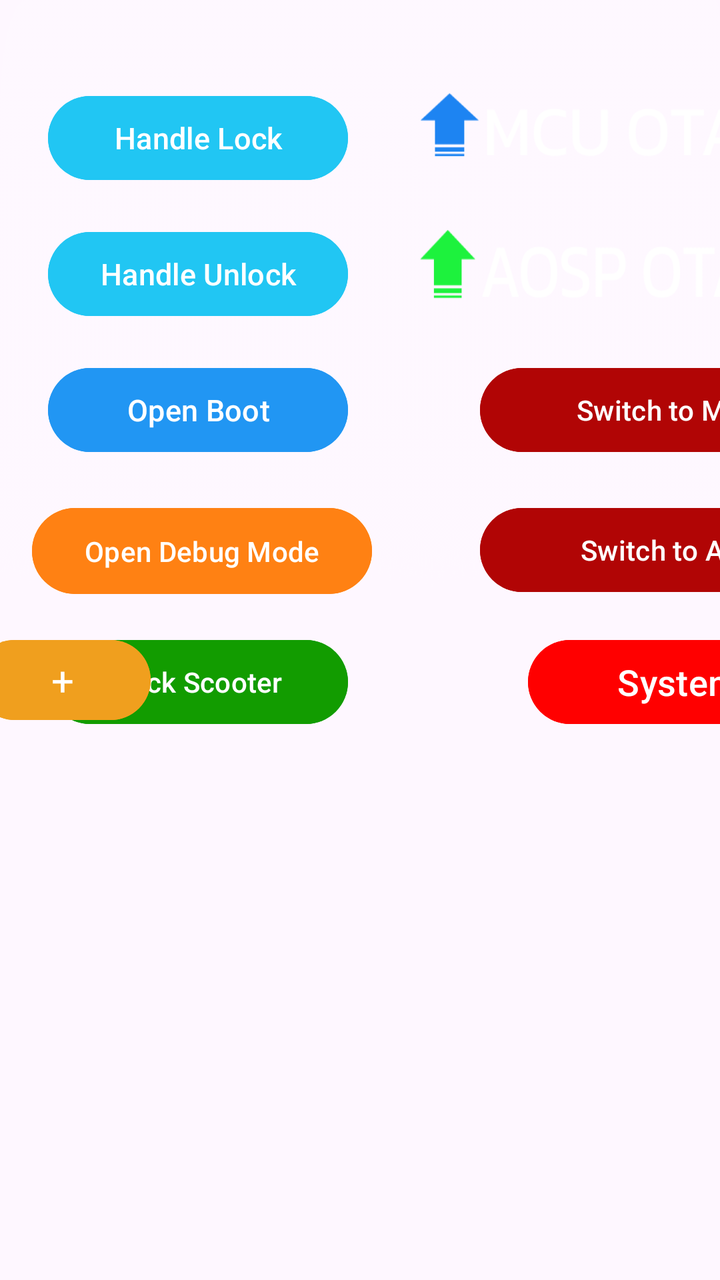
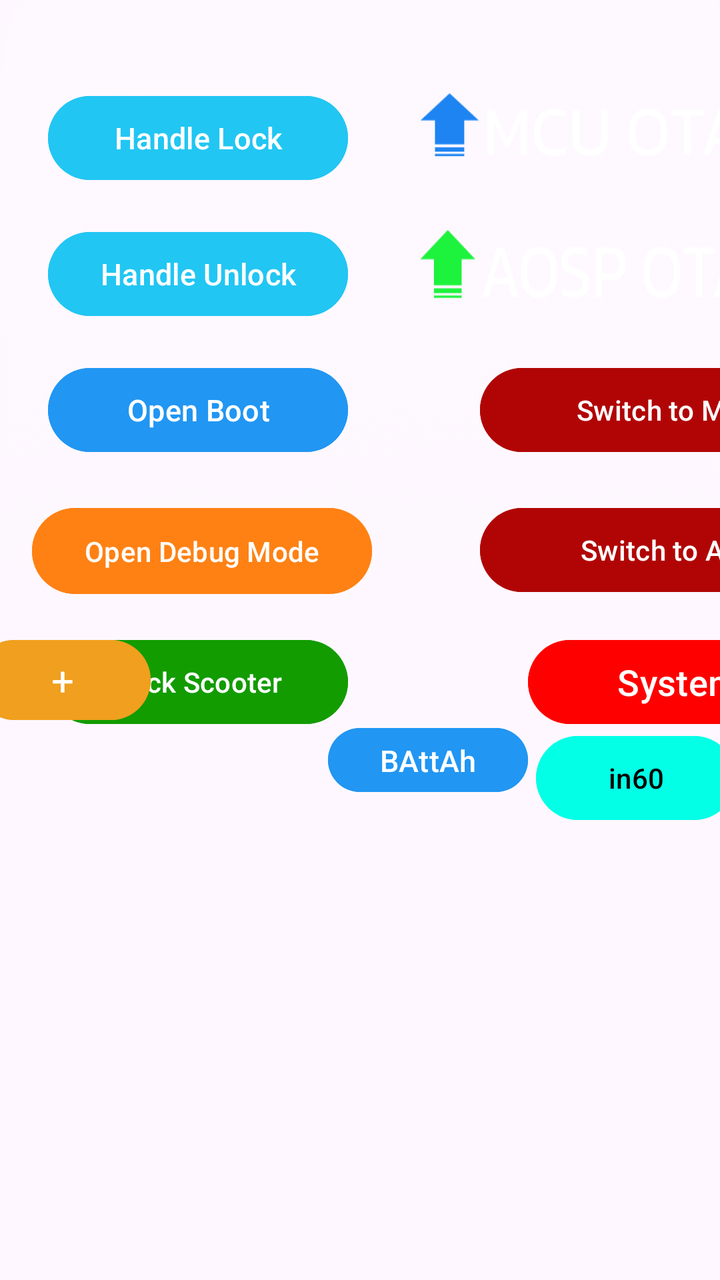

Before-and-after screenshots of an Android layout around one commit, followed by the original layout XML and the change that was made.
<!-- AndroidManifest.xml: application theme Theme.rideOS -->
<!-- res/layout/activity_diagnostic_fragment.xml -->
<?xml version="1.0" encoding="utf-8"?>
<androidx.constraintlayout.widget.ConstraintLayout xmlns:android="http://schemas.android.com/apk/res/android"
    xmlns:tools="http://schemas.android.com/tools"
    android:layout_width="1001dp"
    android:layout_height="418dp"
    xmlns:app="http://schemas.android.com/apk/res-auto"
    android:background="@drawable/fragmentbg">

    <Button
        android:id="@+id/bootbutton"
        android:layout_width="150dp"
        android:layout_height="50dp"
        android:layout_marginStart="24dp"
        android:layout_marginTop="180dp"
        android:backgroundTint="#2196F3"
        android:text="Open Boot"
        android:textSize="15dp"
        android:foreground="@drawable/btn_click_effect"

        app:layout_constraintStart_toStartOf="parent"
        app:layout_constraintTop_toTopOf="parent" />

    <Button
        android:id="@+id/Low"
        android:layout_width="150dp"
        android:layout_height="50dp"
        android:layout_marginStart="784dp"
        android:layout_marginTop="248dp"
        android:backgroundTint="#2116F3"
        android:foreground="@drawable/btn_click_effect"
        android:text="Low"
        android:textSize="15dp"
        app:layout_constraintStart_toStartOf="parent"
        app:layout_constraintTop_toTopOf="parent" />

    <Button
        android:id="@+id/hightorque"
        android:layout_width="150dp"
        android:layout_height="80dp"
        android:layout_marginStart="784dp"
        android:layout_marginTop="310dp"
        android:backgroundTint="#2196F3"
        android:foreground="@drawable/btn_click_effect"
        android:text="Reset parameters"
        android:textSize="15dp"
        app:layout_constraintStart_toStartOf="parent"
        app:layout_constraintTop_toTopOf="parent" />


    <Button
        android:id="@+id/Devicesettings"
        android:layout_width="150dp"
        android:layout_height="50dp"
        android:layout_marginStart="264dp"
        android:layout_marginTop="316dp"
        android:backgroundTint="#FF0000"
        android:text="System"
        android:textSize="18dp"
        app:layout_constraintStart_toStartOf="parent"
        app:layout_constraintTop_toTopOf="parent" />

    <Button
        android:id="@+id/handlelockbutton"
        android:layout_width="150dp"
        android:layout_height="50dp"
        android:layout_marginStart="24dp"
        android:layout_marginTop="44dp"
        android:backgroundTint="#21C6F3"
        android:text="Handle Lock"
        android:textSize="15dp"
        android:foreground="@drawable/btn_click_effect"

        app:layout_constraintStart_toStartOf="parent"
        app:layout_constraintTop_toTopOf="parent" />

    <Button
        android:id="@+id/handleUNlockbutton"
        android:layout_width="150dp"
        android:layout_height="50dp"
        android:layout_marginStart="24dp"
        android:layout_marginTop="112dp"
        android:backgroundTint="#21C6F3"
        android:text="Handle Unlock"
        android:textSize="15dp"
        android:foreground="@drawable/btn_click_effect"

        app:layout_constraintStart_toStartOf="parent"
        app:layout_constraintTop_toTopOf="parent" />


    <Button
        android:id="@+id/lockScreen"
        android:layout_width="150dp"
        android:layout_height="50dp"
        android:layout_marginStart="24dp"
        android:layout_marginTop="316dp"
        android:backgroundTint="#129C00"
        android:text="Lock Scooter"
        android:foreground="@drawable/btn_click_effect"

        app:layout_constraintStart_toStartOf="parent"
        app:layout_constraintTop_toTopOf="parent" />


    <Button
        android:id="@+id/ToAPU"
        android:layout_width="190dp"
        android:layout_height="50dp"
        android:layout_marginStart="240dp"
        android:layout_marginTop="250dp"
        android:backgroundTint="#B10505"
        android:text="Switch to APU"
        android:foreground="@drawable/btn_click_effect"
        app:layout_constraintStart_toStartOf="parent"
        app:layout_constraintTop_toTopOf="parent" />


    <Button
        android:id="@+id/ToMain"
        android:layout_width="190dp"
        android:layout_height="50dp"
        android:layout_marginStart="240dp"
        android:layout_marginTop="180dp"
        android:backgroundTint="#B10505"
        android:text="Switch to Main"
        android:foreground="@drawable/btn_click_effect"

        app:layout_constraintStart_toStartOf="parent"
        app:layout_constraintTop_toTopOf="parent" />


    <Button
        android:id="@+id/LEDON"
        android:layout_width="190dp"
        android:layout_height="50dp"
        android:layout_marginStart="512dp"
        android:layout_marginTop="180dp"
        android:backgroundTint="#03FFE6"
        android:foreground="@drawable/btn_click_effect"
        android:text="LED ON"
        android:textColor="@color/black"
        app:layout_constraintStart_toStartOf="parent"
        app:layout_constraintTop_toTopOf="parent" />

    <Button
        android:id="@+id/LEDOFF"
        android:layout_width="190dp"
        android:layout_height="50dp"
        android:layout_marginStart="512dp"
        android:layout_marginTop="244dp"
        android:backgroundTint="#03FFE6"
        android:foreground="@drawable/btn_click_effect"
        android:text="LED OFF"
        android:textColor="@color/black"

        app:layout_constraintStart_toStartOf="parent"
        app:layout_constraintTop_toTopOf="parent" />


    <Button
        android:id="@+id/wifiBtn"
        android:layout_width="150dp"
        android:layout_height="50dp"
        android:layout_marginStart="532dp"
        android:layout_marginTop="112dp"
        android:backgroundTint="#7C05BC"
        android:foreground="@drawable/btn_click_effect"
        android:text="Turn WiFi ON"
        app:layout_constraintStart_toStartOf="parent"
        app:layout_constraintTop_toTopOf="parent" />

    <Button
        android:id="@+id/wifiOffBtn"
        android:layout_width="150dp"
        android:layout_height="50dp"
        android:layout_marginStart="532dp"
        android:layout_marginTop="44dp"
        android:backgroundTint="#7C05BC"
        android:foreground="@drawable/btn_click_effect"
        android:text="Turn WiFi OFF"

        app:layout_constraintStart_toStartOf="parent"
        app:layout_constraintTop_toTopOf="parent" />

    <Button
        android:id="@+id/debug"
        android:layout_width="170dp"
        android:layout_height="51dp"
        android:layout_marginStart="16dp"
        android:layout_marginTop="250dp"
        android:backgroundTint="#FF8113"
        android:foreground="@drawable/btn_click_effect"
        android:text="Open Debug Mode"
        app:layout_constraintStart_toStartOf="parent"
        app:layout_constraintTop_toTopOf="parent" />


    <Button
        android:id="@+id/btnmetadata"
        android:layout_width="170dp"
        android:layout_height="51dp"
        android:layout_marginStart="772dp"
        android:layout_marginTop="180dp"
        android:backgroundTint="#FF8113"
        android:foreground="@drawable/btn_click_effect"
        android:text="Edit EV data"
        app:layout_constraintStart_toStartOf="parent"
        app:layout_constraintTop_toTopOf="parent" />

    <ImageButton
        android:id="@+id/mcuotaupdatebtn"
        android:layout_width="276dp"
        android:layout_height="42dp"
        android:layout_marginStart="208dp"
        android:layout_marginTop="44dp"
        android:adjustViewBounds="true"
        android:background="@android:color/transparent"
        android:padding="0dp"
        android:scaleType="fitXY"
        android:src="@drawable/mcuupdatebtn"
        android:foreground="@drawable/btn_click_effect"
        app:layout_constraintStart_toStartOf="parent"
        app:layout_constraintTop_toTopOf="parent" />

    <ImageButton
        android:id="@+id/aospotaupdate"
        android:layout_width="276dp"
        android:layout_height="42dp"
        android:layout_marginStart="208dp"
        android:layout_marginTop="115dp"
        android:adjustViewBounds="true"
        android:background="@android:color/transparent"
        android:padding="0dp"
        android:scaleType="fitXY"
        android:src="@drawable/aospupdatebtn"
        android:foreground="@drawable/btn_click_effect"
        app:layout_constraintStart_toStartOf="parent"
        app:layout_constraintTop_toTopOf="parent" />

    <ImageButton
        android:id="@+id/rebootbtn"
        android:layout_width="256dp"
        android:layout_height="48dp"
        android:layout_marginStart="712dp"
        android:layout_marginTop="44dp"
        android:adjustViewBounds="true"
        android:background="@android:color/transparent"
        android:foreground="@drawable/btn_click_effect"
        android:padding="0dp"
        android:scaleType="fitXY"
        android:src="@drawable/rebootbtn"
        app:layout_constraintStart_toStartOf="parent"
        app:layout_constraintTop_toTopOf="parent" />

    <ImageButton
        android:id="@+id/shutdownbtn"
        android:layout_width="276dp"
        android:layout_height="48dp"
        android:layout_marginStart="712dp"
        android:layout_marginTop="112dp"
        android:adjustViewBounds="true"
        android:background="@android:color/transparent"
        android:foreground="@drawable/btn_click_effect"
        android:padding="0dp"
        android:scaleType="fitXY"
        android:src="@drawable/shutdownbtn"

        app:layout_constraintStart_toStartOf="parent"
        app:layout_constraintTop_toTopOf="parent" />

    <LinearLayout
        android:layout_width="300dp"
        android:layout_height="80dp"
        android:layout_marginTop="300dp"
        android:layout_marginEnd="240dp"
        android:gravity="center"
        android:orientation="horizontal"
        android:padding="16dp"
        app:layout_constraintEnd_toEndOf="parent"
        app:layout_constraintTop_toTopOf="parent">

        <Button
            android:id="@+id/btnDecrease"
            android:layout_width="wrap_content"
            android:layout_height="wrap_content"
            android:backgroundTint="#F09F1E"
            android:fontFamily="@font/opti"
            android:text="-"
            android:textSize="20dp" />

        <TextView
            android:id="@+id/tireDimensionDisplay"
            android:layout_width="wrap_content"
            android:layout_height="wrap_content"
            android:fontFamily="@font/kanit"
            android:padding="14dp"
            android:text="-"
            android:textColor="@color/white"
            android:textSize="22sp" />

        <Button
            android:id="@+id/btnIncrease"
            android:layout_width="wrap_content"
            android:layout_height="wrap_content"
            android:backgroundTint="#F09F1E"
            android:fontFamily="@font/opti"
            android:text="+"
            android:textSize="20dp" />
    </LinearLayout>

    <TextView
        android:id="@+id/rideOS_version"
        android:layout_width="400dp"
        android:layout_height="50dp"
        android:layout_marginBottom="1dp"
        android:fontFamily="@font/kanit"
        android:text=""
        android:textAlignment="textEnd"
        android:textColor="@color/white"
        android:textSize="18dp"
        app:layout_constraintBottom_toBottomOf="parent"
        app:layout_constraintEnd_toEndOf="parent" />


</androidx.constraintlayout.widget.ConstraintLayout>
<!-- resources referenced by this layout -->
<resources>
  <color name="black">#FF000000</color>
  <color name="white">#FFFFFFFF</color>
  <!-- drawable aospupdatebtn: png bitmap (drawable, 7786 bytes) -->
  <!-- drawable btn_click_effect (drawable) -->
  <?xml version="1.0" encoding="utf-8"?>
  <ripple xmlns:android="http://schemas.android.com/apk/res/android"
      android:color="#FFDEDEDE"> 
  
      
      <item android:id="@android:id/mask">
          <shape android:shape="rectangle">
              <solid android:color="#FFDEDEDE" />
              <corners android:radius="25dp" /> 
          </shape>
      </item>
  </ripple>
  <!-- drawable fragmentbg: png bitmap (drawable, 51812 bytes) -->
  <!-- drawable mcuupdatebtn: png bitmap (drawable, 6841 bytes) -->
  <!-- drawable rebootbtn: png bitmap (drawable, 4763 bytes) -->
  <!-- drawable shutdownbtn: png bitmap (drawable, 4921 bytes) -->
  <style name="Theme.rideOS" parent="Base.Theme.rideOS" />
  <style name="Base.Theme.rideOS" parent="Theme.Material3.DayNight.NoActionBar">
          
          
      </style>
</resources>

<!-- the commit's change to res/layout/activity_diagnostic_fragment.xml (unified diff, before → after) -->
@@ -20,6 +20,20 @@
         app:layout_constraintStart_toStartOf="parent"
         app:layout_constraintTop_toTopOf="parent" />
 
+
+    <Button
+        android:id="@+id/resetAhvalues"
+        android:layout_width="100dp"
+        android:layout_height="40dp"
+        android:layout_marginStart="164dp"
+        android:layout_marginTop="360dp"
+        android:backgroundTint="#2196F3"
+        android:foreground="@drawable/btn_click_effect"
+        android:text="BAttAh"
+        android:textSize="15dp"
+        app:layout_constraintStart_toStartOf="parent"
+        app:layout_constraintTop_toTopOf="parent" />
+
     <Button
         android:id="@+id/Low"
         android:layout_width="150dp"
@@ -156,6 +170,32 @@
         app:layout_constraintStart_toStartOf="parent"
         app:layout_constraintTop_toTopOf="parent" />
 
+
+    <Button
+        android:id="@+id/in60"
+        android:layout_width="100dp"
+        android:layout_height="50dp"
+        android:layout_marginStart="268dp"
+        android:layout_marginTop="364dp"
+        android:backgroundTint="#03FFE6"
+        android:foreground="@drawable/btn_click_effect"
+        android:text="in60"
+        android:textColor="@color/black"
+        app:layout_constraintStart_toStartOf="parent"
+        app:layout_constraintTop_toTopOf="parent" />
+
+    <Button
+        android:id="@+id/out0"
+        android:layout_width="100dp"
+        android:layout_height="50dp"
+        android:layout_marginStart="384dp"
+        android:layout_marginTop="364dp"
+        android:backgroundTint="#03FFE6"
+        android:foreground="@drawable/btn_click_effect"
+        android:text="out0"
+        android:textColor="@color/black"
+        app:layout_constraintStart_toStartOf="parent"
+        app:layout_constraintTop_toTopOf="parent" />
 
     <Button
         android:id="@+id/wifiBtn"
